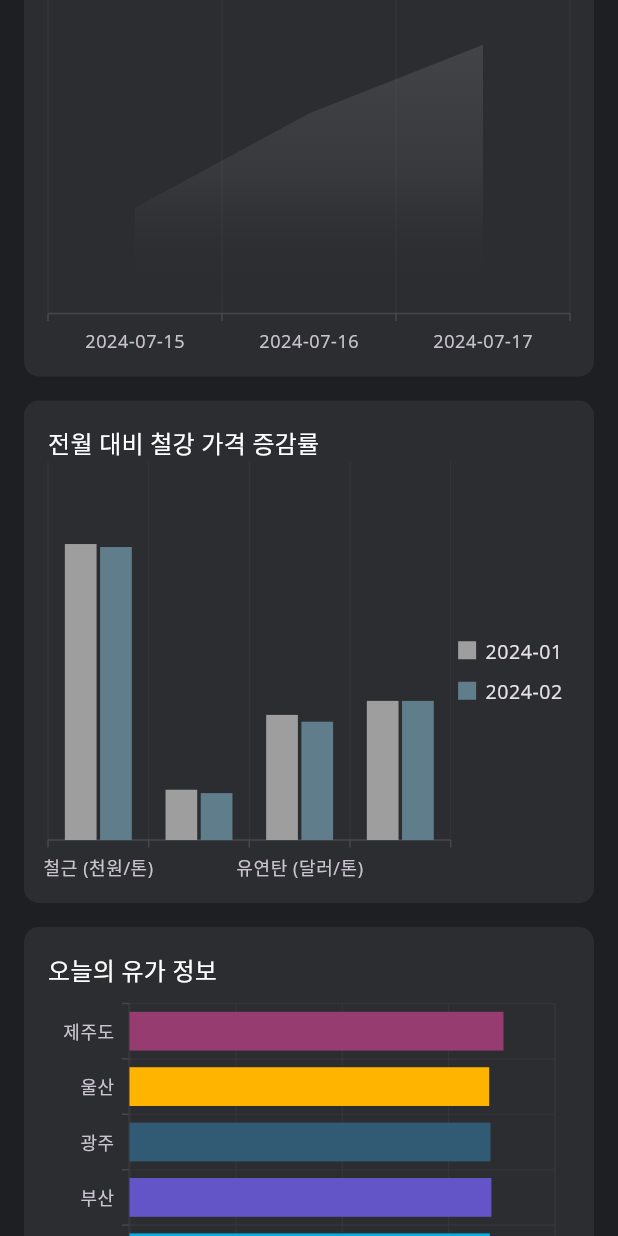
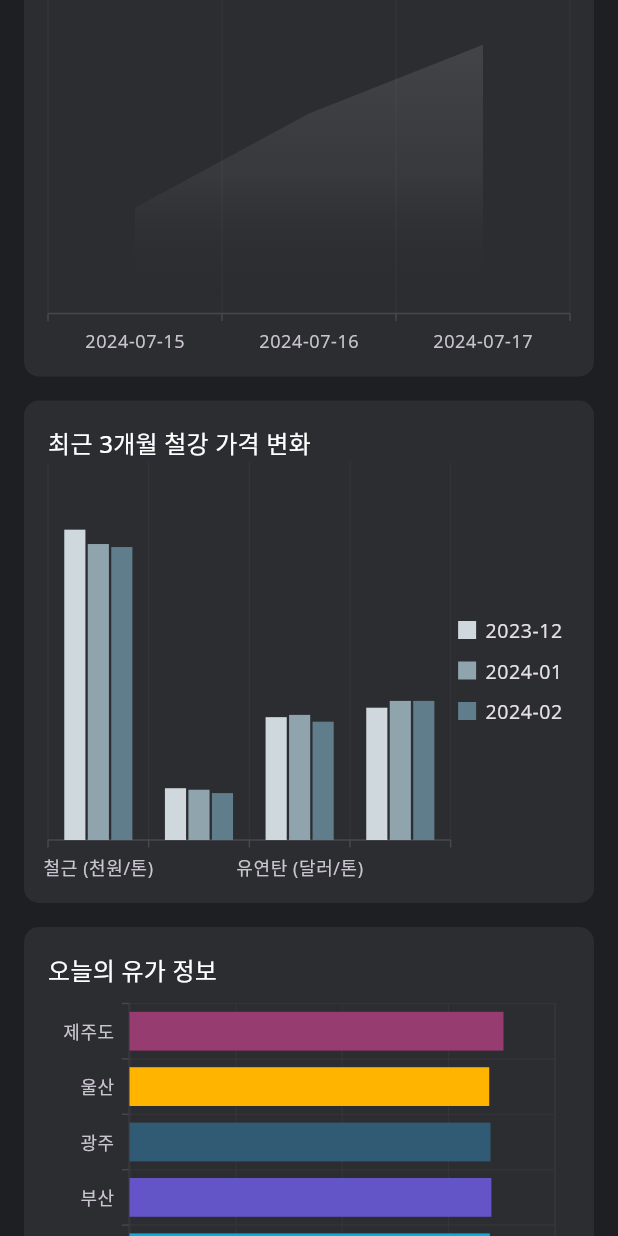
Before and after one commit to ssun-ko/price-monitoring-flutter, a Flutter app: the screen it shows after launch, scrolled down 1152 dp, on a phone screen of 412 x 824 dp. Run offline on Flutter 3.47's test engine with Material 3 defaults, Android fonts, the phone set to English and light mode, and no system bars; our stand-ins replace csv, google_fonts, syncfusion_flutter_charts; missing offline and left inert: dart:html.

Commit message:
Fix metal widget on dashboard to show recent 3 months

```diff
--- a/lib/core/constants/string_constants.dart
+++ b/lib/core/constants/string_constants.dart
@@ -14,7 +14,7 @@ const updateDateMessage = "최종 업데이트 시간: ";
 
 const oilWidgetTitle = "오늘의 유가 정보";
 const dollarWidgetTitle = "최근 30일 원달러 환율";
-const metalWidgetTitle = "전월 대비 철강 가격 증감률";
+const metalWidgetTitle = "최근 3개월 철강 가격 변화";
 
 const dailyWidgetLabel = "일간";
 const monthlyWidgetLabel = "월간";
--- a/lib/models/chart_data_model2.dart
+++ b/lib/models/chart_data_model2.dart
@@ -1,7 +1,8 @@
 class ChartData2 {
-  ChartData2(this.x, this.y, this.y2);
+  ChartData2(this.x, this.y, this.y2, this.y3);
 
   final String x;
   double y;
   double y2;
+  double y3;
 }
--- a/lib/screens/dashboard/widgets/metal_widget.dart
+++ b/lib/screens/dashboard/widgets/metal_widget.dart
@@ -48,7 +48,17 @@ class MetalWidget extends StatelessWidget {
                     series: <ColumnSeries>[
                       ColumnSeries<ChartData2, String>(
                           spacing: 0.1,
-                          color: Colors.grey,
+                          color: Colors.blueGrey[100],
+                          dataSource: _getChartData(dataProvider.metalData),
+                          xValueMapper: (ChartData2 data, _) => data.x,
+                          yValueMapper: (ChartData2 data, _) => data.y3,
+                          name: dataProvider
+                              .metalData[dataProvider.metalData.length - 3][0]
+                              .toString()
+                              .substring(0, 7)),
+                      ColumnSeries<ChartData2, String>(
+                          spacing: 0.1,
+                          color: Colors.blueGrey[300],
                           dataSource: _getChartData(dataProvider.metalData),
                           xValueMapper: (ChartData2 data, _) => data.x,
                           yValueMapper: (ChartData2 data, _) => data.y2,
@@ -58,7 +68,7 @@ class MetalWidget extends StatelessWidget {
                               .substring(0, 7)),
                       ColumnSeries<ChartData2, String>(
                           spacing: 0.1,
-                          color: Colors.blueGrey,
+                          color: Colors.blueGrey[500],
                           dataSource: _getChartData(dataProvider.metalData),
                           xValueMapper: (ChartData2 data, _) => data.x,
                           yValueMapper: (ChartData2 data, _) => data.y,
@@ -82,8 +92,9 @@ class MetalWidget extends StatelessWidget {
 
       double y = double.tryParse(data.last[i].toString()) ?? 0.0;
       double y2 = double.tryParse(data[data.length - 2][i].toString()) ?? 0.0;
+      double y3 = double.tryParse(data[data.length - 3][i].toString()) ?? 0.0;
 
-      seriesData.add(ChartData2(x, y, y2));
+      seriesData.add(ChartData2(x, y, y2, y3));
     }
     return seriesData;
   }
```
